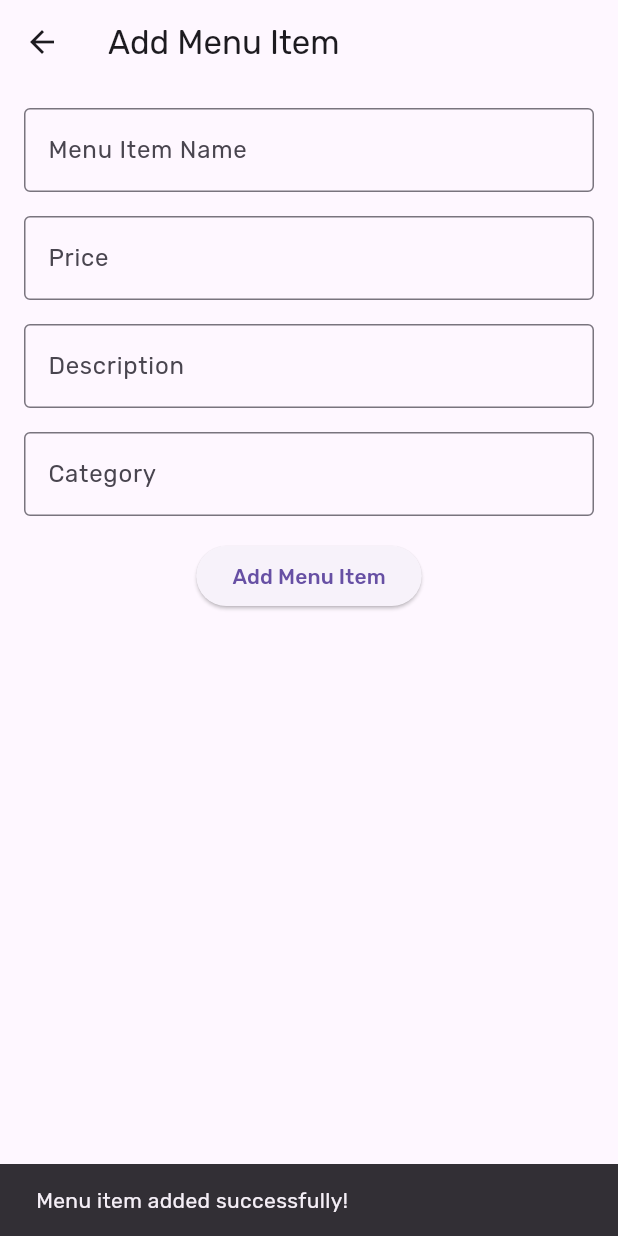
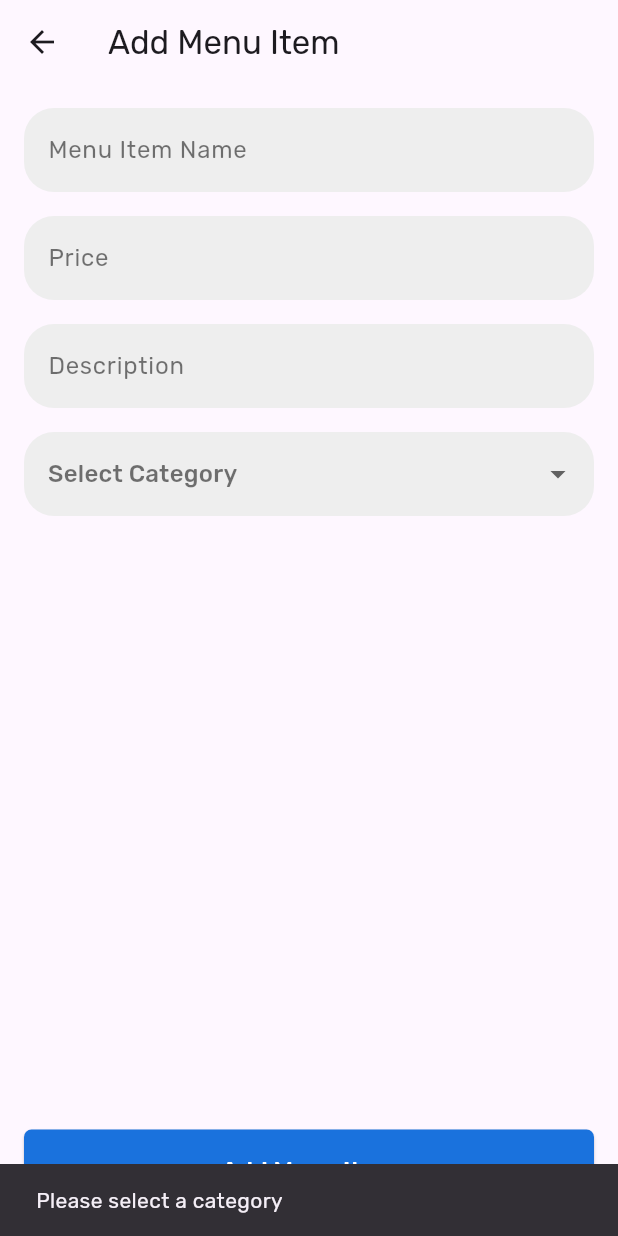
Before and after one commit to maulzzzaqi/flutter_pos, a Flutter app: the AddMenuPage screen opened directly, after a tap on "Add Menu Item", on a phone screen of 412 x 824 dp. Run offline on Flutter 3.47's test engine with Material 3 defaults, Android fonts, the phone set to English and light mode, and no system bars; our stand-ins replace bloc, cloud_firestore, equatable, firebase_auth, firebase_core, firebase_storage and 3 more; accounts and stored records are empty; network calls fail.

Commit message:
menu pages ui

```diff
--- a/lib/drawer/app_drawer.dart
+++ b/lib/drawer/app_drawer.dart
@@ -63,7 +63,7 @@ class AppDrawer extends StatelessWidget {
               ),
             ),
             onTap: () {
-              // Navigator.of(context).pushNamed('/account');
+              Navigator.of(context).pushNamed('/menu');
             },
           ),
           ListTile(
--- a/lib/menu/add_menu_page.dart
+++ b/lib/menu/add_menu_page.dart
@@ -1,14 +1,26 @@
+import 'dart:io';
+
 import 'package:flutter/material.dart';
 import 'package:flutter_bloc/flutter_bloc.dart';
 import 'package:flutter_pos/menu/menu_bloc/menu_bloc.dart';
+import 'package:google_fonts/google_fonts.dart';
 
-class AddMenuPage extends StatelessWidget {
-  AddMenuPage({super.key});
+class AddMenuPage extends StatefulWidget {
+  static const String route = '/add_menu';
+  const AddMenuPage({super.key});
 
-  final TextEditingController _nameController = TextEditingController();
-  final TextEditingController _priceController = TextEditingController();
-  final TextEditingController _descriptionController = TextEditingController();
-  final TextEditingController _categoryController = TextEditingController();
+  @override
+  _AddMenuPageState createState() => _AddMenuPageState();
+}
+
+class _AddMenuPageState extends State<AddMenuPage> {
+  final TextEditingController nameController = TextEditingController();
+  final TextEditingController priceController = TextEditingController();
+  final TextEditingController descriptionController = TextEditingController();
+  String? selectedCategory;
+  File? menuImage;
+
+  final List<String> categories = ['Appetizer', 'Main Course', 'Dessert', 'Drink'];
 
   @override
   Widget build(BuildContext context) {
@@ -24,10 +36,12 @@ class AddMenuPage extends StatelessWidget {
               ScaffoldMessenger.of(context).showSnackBar(
                 const SnackBar(content: Text('Menu item added successfully!')),
               );
-              _nameController.clear();
-              _priceController.clear();
-              _descriptionController.clear();
-              _categoryController.clear();
+              nameController.clear();
+              priceController.clear();
+              descriptionController.clear();
+              setState(() {
+                selectedCategory = null;
+              });
             } else if (state is MenuError) {
               ScaffoldMessenger.of(context).showSnackBar(
                 SnackBar(content: Text('Failed to add menu item: ${state.error}')),
@@ -37,38 +51,88 @@ class AddMenuPage extends StatelessWidget {
           child: Padding(
             padding: const EdgeInsets.all(16.0),
             child: Column(
+              mainAxisAlignment: MainAxisAlignment.spaceBetween,
+              children: [
+                Column(
                   children: [
                     TextField(
-                  controller: _nameController,
+                      controller: nameController,
                       decoration: InputDecoration(
-                    labelText: 'Menu Item Name',
-                    border: OutlineInputBorder(),
+                        hintText: 'Menu Item Name',
+                        hintStyle: GoogleFonts.rubik(
+                          color: Colors.black54,
                         ),
+                        filled: true,
+                        fillColor: Colors.grey.shade200,
+                        border: const OutlineInputBorder(
+                          borderRadius: BorderRadius.all(Radius.circular(20)),
+                          borderSide: BorderSide.none,
                         ),
-                SizedBox(height: 16.0),
-                TextField(
-                  controller: _priceController,
-                  keyboardType: TextInputType.number,
-                  decoration: InputDecoration(
-                    labelText: 'Price',
-                    border: OutlineInputBorder(),
                       ),
                     ),
                     const SizedBox(height: 16.0),
                     TextField(
-                  controller: _descriptionController,
+                      controller: priceController,
+                      keyboardType: TextInputType.number,
                       decoration: InputDecoration(
-                    labelText: 'Description',
-                    border: OutlineInputBorder(),
+                        hintText: 'Price',
+                        hintStyle: GoogleFonts.rubik(
+                          color: Colors.black54,
+                        ),
+                        filled: true,
+                        fillColor: Colors.grey.shade200,
+                        border: const OutlineInputBorder(
+                          borderRadius: BorderRadius.all(Radius.circular(20)),
+                          borderSide: BorderSide.none,
+                        ),
                       ),
                     ),
                     const SizedBox(height: 16.0),
                     TextField(
-                  controller: _categoryController,
+                      controller: descriptionController,
                       decoration: InputDecoration(
-                    labelText: 'Category',
-                    border: OutlineInputBorder(),
+                        hintText: 'Description',
+                        hintStyle: GoogleFonts.rubik(
+                          color: Colors.black54,
                         ),
+                        filled: true,
+                        fillColor: Colors.grey.shade200,
+                        border: const OutlineInputBorder(
+                          borderRadius: BorderRadius.all(Radius.circular(20)),
+                          borderSide: BorderSide.none,
+                        ),
+                      ),
+                    ),
+                    const SizedBox(height: 16.0),
+                    DropdownButtonFormField<String>(
+                      value: selectedCategory,
+                      hint: Text(
+                        'Select Category',
+                        style: GoogleFonts.rubik(
+                          color: Colors.black54,
+                        ),
+                      ),
+                      items: categories.map((category) {
+                        return DropdownMenuItem<String>(
+                          value: category,
+                          child: Text(category),
+                        );
+                      }).toList(),
+                      onChanged: (value) {
+                        setState(() {
+                          selectedCategory = value;
+                        });
+                      },
+                      decoration: InputDecoration(
+                        filled: true,
+                        fillColor: Colors.grey.shade200,
+                        border: const OutlineInputBorder(
+                          borderRadius: BorderRadius.all(Radius.circular(20)),
+                          borderSide: BorderSide.none,
+                        ),
+                      ),
+                    ),
+                  ],
                 ),
                 const SizedBox(height: 16.0),
                 BlocBuilder<MenuBloc, MenuState>(
@@ -76,17 +140,43 @@ class AddMenuPage extends StatelessWidget {
                     if (state is MenuLoading) {
                       return const CircularProgressIndicator();
                     }
-                    return ElevatedButton(
+                    return SizedBox(
+                      width: MediaQuery.of(context).size.width,
+                      child: ElevatedButton(
+                        style: ElevatedButton.styleFrom(
+                          backgroundColor: const Color(0xFF1A72DD),
+                          padding: const EdgeInsets.symmetric(vertical: 16, horizontal: 32),
+                          shape: const RoundedRectangleBorder(
+                            borderRadius: BorderRadius.all(Radius.circular(5)),
+                          ),
+                        ),
                         onPressed: () {
-                        final name = _nameController.text;
-                        final price = double.tryParse(_priceController.text) ?? 0.0;
-                        final description = _descriptionController.text;
-                        final category = _categoryController.text;
-                        context.read<MenuBloc>().add(
-                          AddMenuEvent(name, price, description, category)
+                          final name = nameController.text;
+                          final price = double.tryParse(priceController.text) ?? 0.0;
+                          final description = descriptionController.text;
+                          final category = selectedCategory;
+
+                          if (category != null) {
+                            context.read<MenuBloc>().add(AddMenuEvent(name, price, description, category));
+                            context.read<MenuBloc>().add(const LoadMenuEvent());
+                            Future.delayed(const Duration(milliseconds: 300), () {
+                              Navigator.pushReplacementNamed(context, '/menu');
+                            });
+                          } else {
+                            ScaffoldMessenger.of(context).showSnackBar(
+                              const SnackBar(content: Text('Please select a category')),
                             );
+                          }
                         },
-                      child: const Text('Add Menu Item'),
+                        child: Text(
+                          'Add Menu Item',
+                          style: GoogleFonts.rubik(
+                            color: Colors.white,
+                            fontSize: 16,
+                            fontWeight: FontWeight.w500,
+                          ),
+                        ),
+                      ),
                     );
                   },
                 ),
--- a/lib/menu/menu_page.dart
+++ b/lib/menu/menu_page.dart
@@ -3,6 +3,7 @@ import 'package:flutter_bloc/flutter_bloc.dart';
 import 'package:flutter_pos/cart/cart_bloc/cart_bloc.dart';
 import 'package:flutter_pos/cart/model/cart.dart';
 import 'package:flutter_pos/menu/menu_bloc/menu_bloc.dart';
+import 'package:google_fonts/google_fonts.dart';
 
 class MenuPage extends StatefulWidget {
   static const String route = '/menu';
@@ -22,7 +23,15 @@ class _MenuPageState extends State<MenuPage> {
   Widget build(BuildContext context) {
     return Scaffold(
       appBar: AppBar(
-        title: const Text('Menu List'),
+        title: Text(
+          'Menu List',
+          style: GoogleFonts.rubik(
+            color: const Color(0xFF1A72DD),
+            fontSize: 22,
+            fontWeight: FontWeight.w500,
+          ),
+        ),
+        centerTitle: true,
       ),
       body: Column(
         children: [
@@ -94,16 +103,7 @@ class _MenuPageState extends State<MenuPage> {
                                   mainAxisAlignment: MainAxisAlignment.end,
                                   children: [
                                     IconButton(
-                                      onPressed: () {
-                                        context.read<CartBloc>().add(AddToCartEvent(Cart.fromMenu(menuItem)));
-                                        ScaffoldMessenger.of(context).showSnackBar(
-                                          SnackBar(content: Text('${menuItem.name} added to cart!'))
-                                        );
-                                      },
-                                      icon: const Icon(Icons.add),
-                                    ),
-                                    IconButton(
-                                      icon: const Icon(Icons.edit),
+                                      icon: const Icon(Icons.edit, color: Color(0xFF1A72DD),),
                                       onPressed: () {
                                         showDialog(
                                           context: context,
@@ -163,7 +163,7 @@ class _MenuPageState extends State<MenuPage> {
                                       },
                                     ),
                                     IconButton(
-                                      icon: const Icon(Icons.delete),
+                                      icon: const Icon(Icons.delete, color: Colors.red),
                                       onPressed: () {
                                         showDialog(
                                           context: context,
@@ -207,6 +207,13 @@ class _MenuPageState extends State<MenuPage> {
           ),
         ],
       ),
+      floatingActionButton: FloatingActionButton(
+        backgroundColor: const Color(0xFF1A72DD),
+        onPressed: () {
+          Navigator.pushNamed(context, '/add_menu');
+        },
+        child: const Icon(Icons.add, color: Colors.white),
+      ),
     );
   }
 }
```
Also changed, not shown: lib/account/account_page.dart (line endings or trailing spaces). Lines whose indentation alone changed are shown as unchanged.
